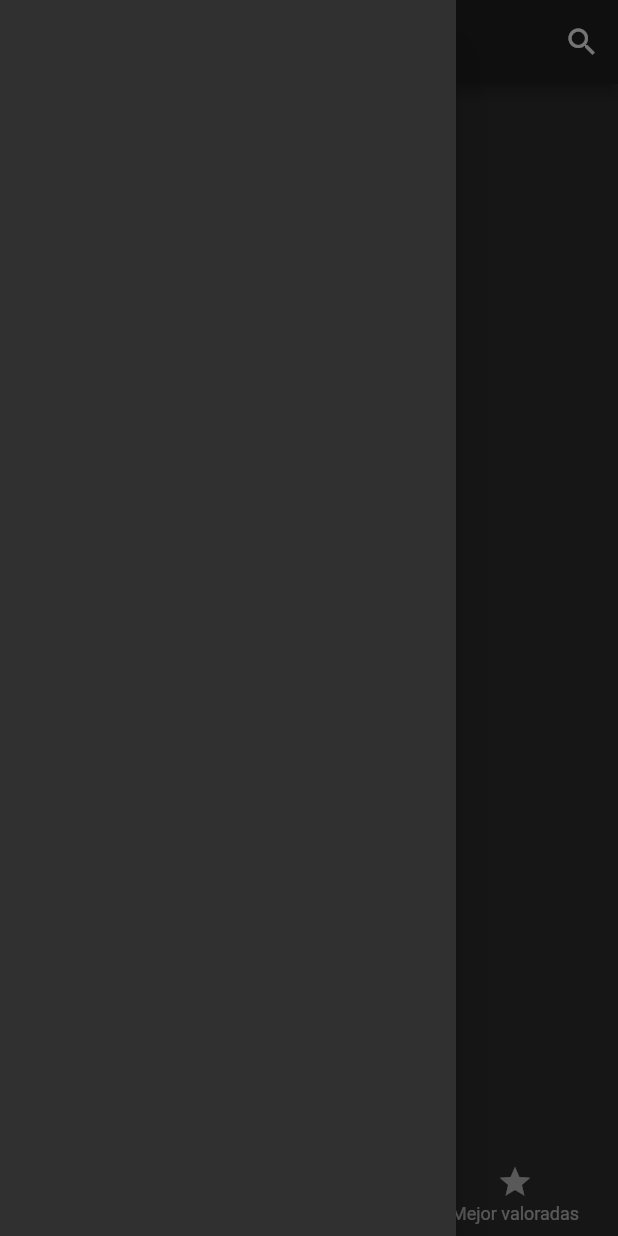
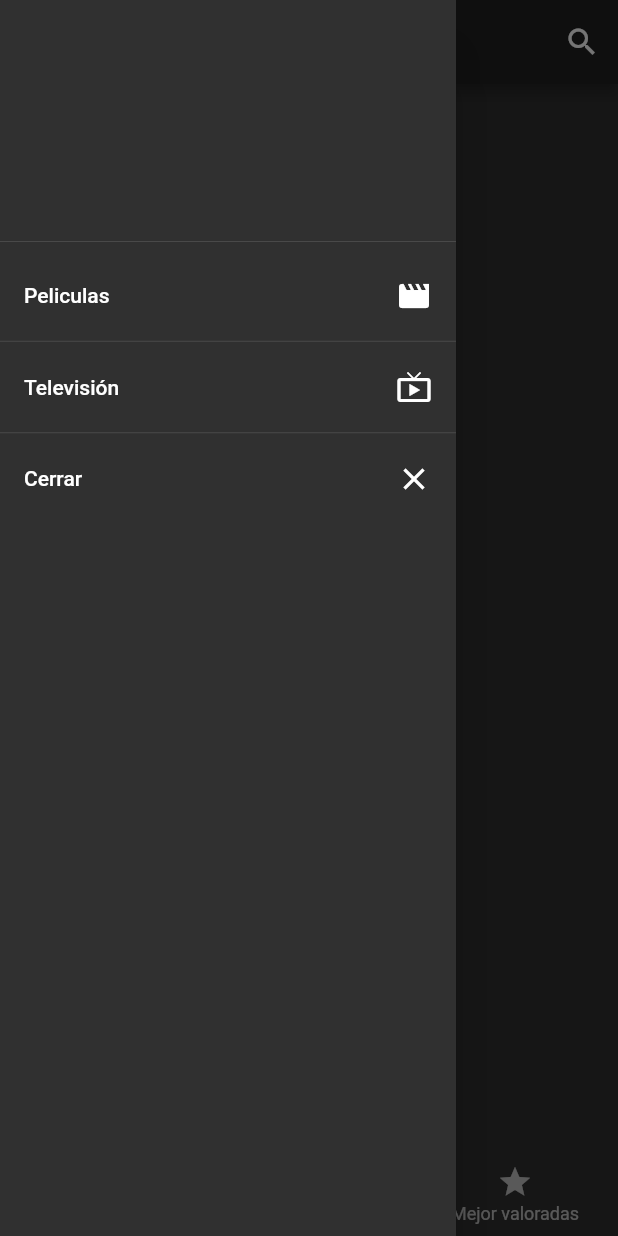
Before and after one commit to mayconxhh/FlutterMovie, a Flutter app: the screen it shows after launch, with the side drawer open, on a phone screen of 412 x 824 dp. Run offline on Flutter 3.47's test engine with Material 2 defaults, Android fonts, the phone set to English and light mode, and no system bars.

```diff
--- a/lib/home.dart
+++ b/lib/home.dart
@@ -20,11 +20,68 @@ class _HomeState extends State<Home> {
 	 				)
 	 			],
 	 		),
-	 		drawer: new Drawer(),
+	 		drawer: _getDrawer(context),
 	 		bottomNavigationBar: new BottomNavigationBar(
 	 			items: _getFooterItems(),
 	 		),
 	 	);
+	}
+
+	Drawer _getDrawer(BuildContext context){
+		var header = new DrawerHeader(child: new Material(),);
+
+		ListTile _getItem(Icon icon, String description, String route){
+			return new ListTile(
+				trailing: icon,
+				title: new Text(description),
+				onTap: () {
+					setState((){
+						if(route == "/close"){
+							Navigator.of(context).pop();
+						}
+					});
+				}
+			);
+		}
+
+		ListView listView = new ListView(
+			children: <Widget>[
+				header,
+				_getItem(
+					new Icon(
+						Icons.movie
+					),
+					"Peliculas",
+					"/movies"
+				),
+				new Divider(
+					height: 5.0,
+				),
+				_getItem(
+					new Icon(
+						Icons.live_tv
+					),
+					"Televisión",
+					"/live_tv"
+				),
+				new Divider(
+					height: 5.0,
+				),
+				_getItem(
+					new Icon(
+						Icons.close
+					),
+					"Cerrar",
+					"/close"
+				),
+
+			],
+		);
+
+		return new Drawer(
+			child: listView,
+		);
+
 	}
 
 	List<BottomNavigationBarItem> _getFooterItems(){
```
